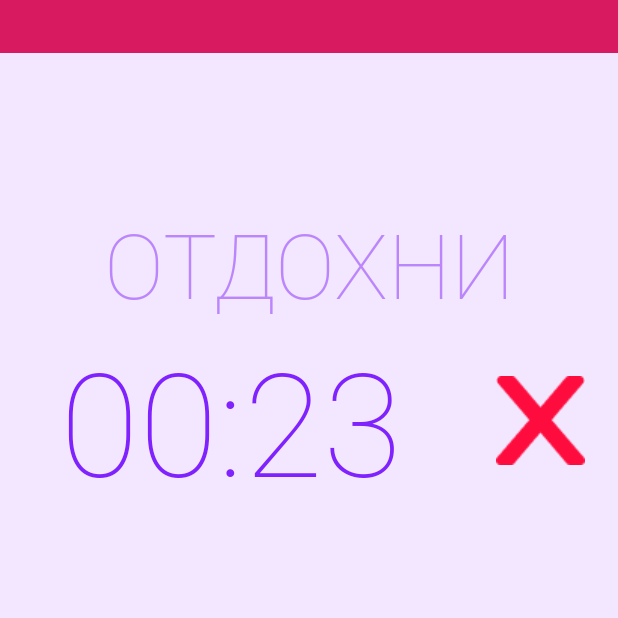
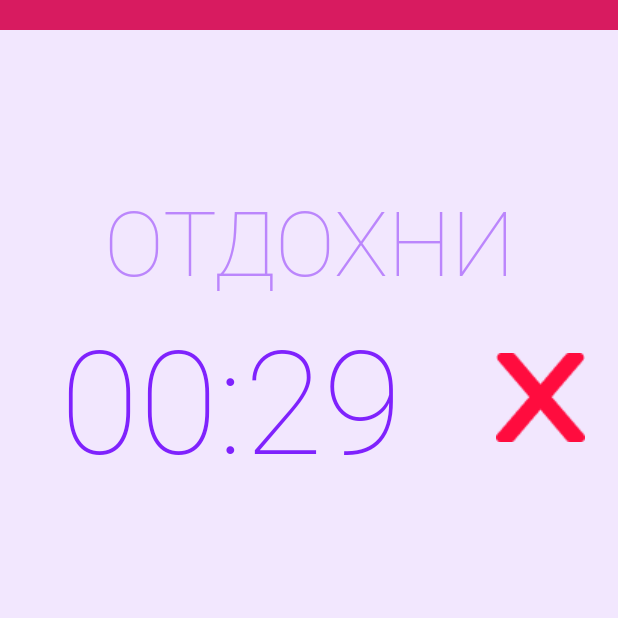
Before and after one commit to arapovavikka/Procrastination, an Android app: the OverlayActivity screen opened directly, with no data from a screen before it, on a phone screen of 412 x 824 dp, the top half of it. Run offline under Robolectric (Android 15) with nearby library versions, the phone set to English and light mode, and no system bars.

Commit message:
animating a timer on overlay

```diff
--- a/app/src/main/java/com/dreamteam4140/stop/OverlayActivity.java
+++ b/app/src/main/java/com/dreamteam4140/stop/OverlayActivity.java
@@ -3,26 +3,35 @@ package com.dreamteam4140.stop;
 import android.support.v7.app.AppCompatActivity;
 import android.os.Bundle;
 import android.view.View;
+import android.widget.TextView;
 import android.widget.Toast;
 
 import com.dreamteam4140.stop.model.AppPreferences;
+import com.dreamteam4140.stop.service.Timer;
 
 public class OverlayActivity extends AppCompatActivity {
 
     private String unlockPassword;
+
+    private TextView timerText;
+
+    private Timer timer;
 
 
     @Override
     protected void onCreate(Bundle savedInstanceState) {
         super.onCreate(savedInstanceState);
         setContentView(R.layout.activity_overlay);
+        timer = new Timer();
+
+        timerText = (TextView) findViewById(R.id.timerText);
+        timer.start(timerText, 30);
 
         unlockPassword = AppPreferences.GetInstance(getApplicationContext()).getString(AppPreferences.Key.SETTINGS_PASSWORD_STR);
         //Toast.makeText(getApplicationContext(), "done! " + unlockPassword, Toast.LENGTH_LONG).show();
     }
 
-    public void closeOverlay(View view)
-    {
+    public void closeOverlay(View view) {
         finish();
     }
 }
--- a/app/src/main/java/com/dreamteam4140/stop/service/Timer.java
+++ b/app/src/main/java/com/dreamteam4140/stop/service/Timer.java
@@ -45,7 +45,6 @@ public class Timer {
             @Override
             public void onFinish() {
 
-
             }
         }.start();
     }
--- a/app/src/main/res/layout/activity_overlay.xml
+++ b/app/src/main/res/layout/activity_overlay.xml
@@ -8,7 +8,7 @@
 
     <LinearLayout
         android:layout_width="match_parent"
-        android:layout_height="35dp"
+        android:layout_height="20dp"
         android:layout_weight="0"
         android:background="@color/colorAccent"
         android:orientation="vertical">
@@ -32,7 +32,7 @@
                 android:id="@+id/overlayText"
                 android:layout_width="match_parent"
                 android:layout_height="wrap_content"
-                android:gravity="center_horizontal"
+                android:gravity="center"
                 android:lineSpacingExtra="-0.5sp"
                 android:text="@string/relax_text"
                 android:textAllCaps="true"
@@ -60,9 +60,9 @@
                     android:id="@+id/timerText"
                     android:layout_width="0dp"
                     android:layout_height="wrap_content"
+                    android:layout_weight="3"
                     android:gravity="center"
                     android:text="@string/time_text"
-                    android:layout_weight="3"
                     android:textColor="@color/textColor"
                     android:textSize="96sp"
                     android:typeface="normal"
@@ -73,11 +73,11 @@
                     android:layout_width="0dp"
                     android:layout_height="match_parent"
                     android:layout_weight="1"
+                    android:background="@color/colorBackground"
+                    android:contentDescription="closeOverlay"
                     android:gravity="left|center_vertical"
-                    android:background="@color/colorBackground"
-                    android:contentDescription="closeApp"
+                    android:onClick="closeOverlay"
                     android:src="@drawable/x"
-                    android:onClick="closeOverlay"
                     app:layout_constraintStart_toEndOf="@+id/timerText"
                     app:layout_constraintTop_toBottomOf="@+id/overlayText" />
 
```
